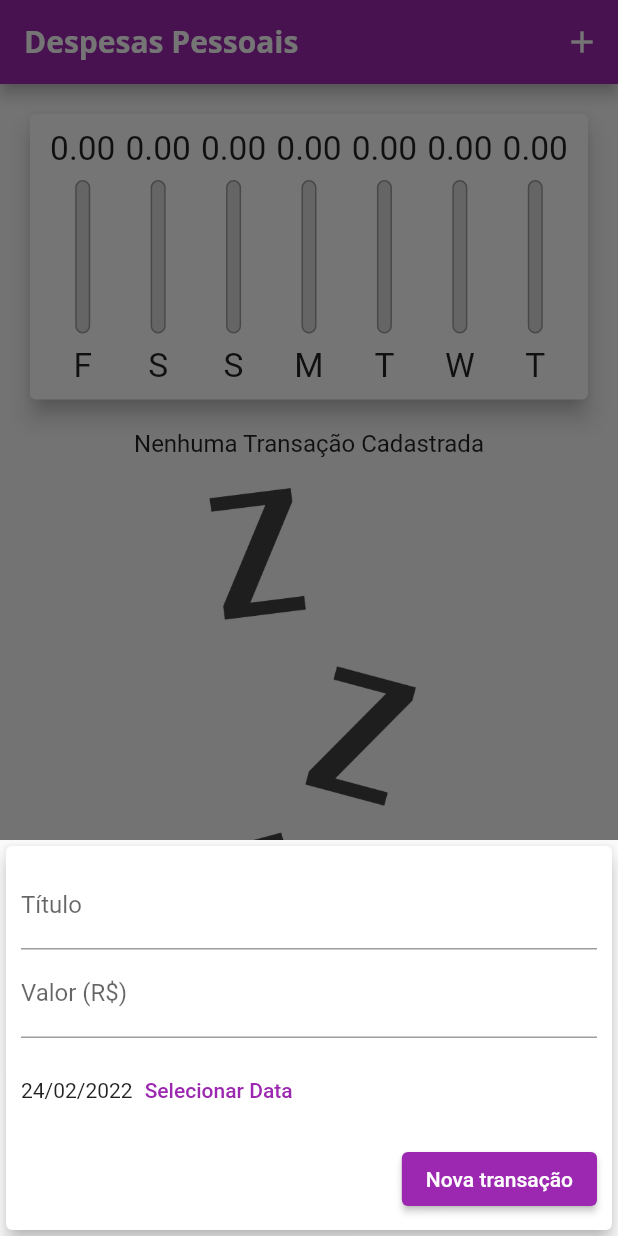
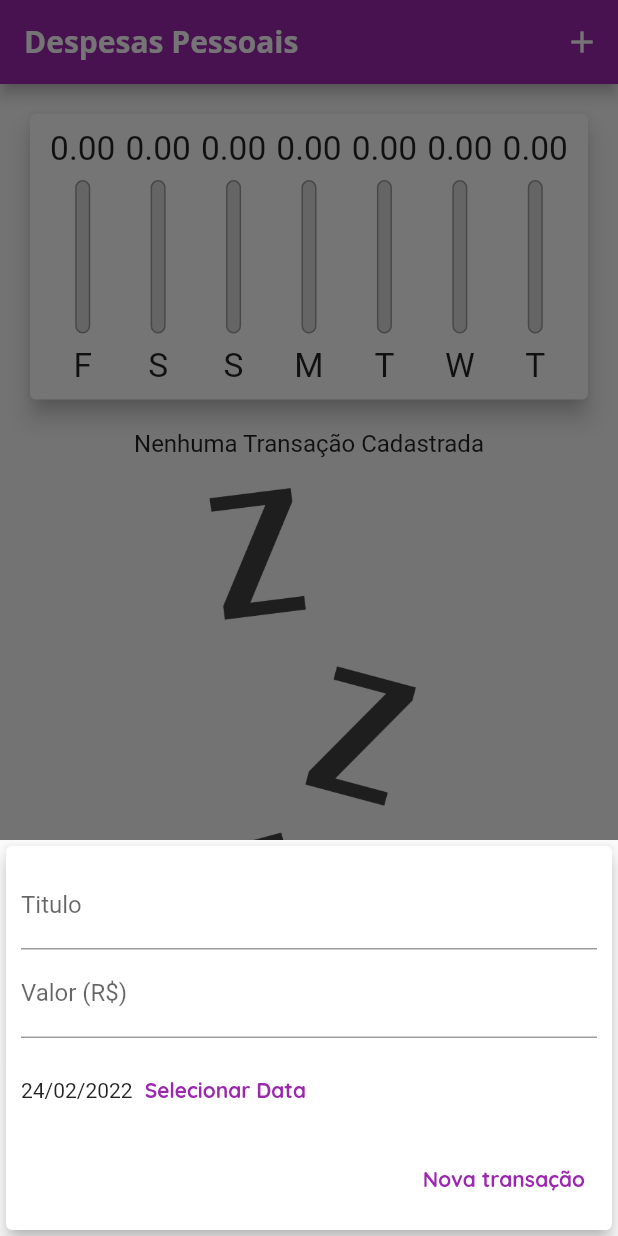
Before and after one commit to Jeaan2/expensesApp, a Flutter app: the screen it shows after launch, after a tap on the "add" icon, on a phone screen of 412 x 824 dp. Run offline on Flutter 3.47's test engine with Material 2 defaults, Android fonts, the phone set to English and light mode, and no system bars.

Commit message:
feat: adaptative components

```diff
--- /dev/null
+++ b/lib/components/adaptative_button.dart
@@ -0,0 +1,28 @@
+import 'package:flutter/cupertino.dart';
+import 'package:flutter/material.dart';
+import 'dart:io';
+
+class AdaptativeButton extends StatelessWidget {
+  final String label;
+  final Function() onPressed;
+
+  AdaptativeButton({
+    required this.label,
+    required this.onPressed,
+  });
+
+  @override
+  Widget build(BuildContext context) {
+    return Platform.isIOS
+        ? CupertinoButton(
+            child: Text(label),
+            onPressed: onPressed,
+            padding: const EdgeInsets.symmetric(
+              horizontal: 20,
+            ))
+        : TextButton(
+            child: Text(label),
+            onPressed: onPressed,
+          );
+  }
+}
--- /dev/null
+++ b/lib/components/adaptative_date_picker.dart
@@ -0,0 +1,58 @@
+import 'package:flutter/cupertino.dart';
+import 'package:flutter/material.dart';
+import 'dart:io';
+
+import 'package:intl/intl.dart';
+
+class AdaptativeDatePicker extends StatelessWidget {
+  final DateTime selectedDate;
+  final Function(DateTime) onDateChanged;
+
+  AdaptativeDatePicker({
+    required this.selectedDate,
+    required this.onDateChanged,
+  });
+
+  _showDatePicker(BuildContext context) {
+    showDatePicker(
+      context: context,
+      initialDate: DateTime.now(),
+      firstDate: DateTime(2020),
+      lastDate: DateTime.now(),
+    ).then((pickedDate) {
+      if (pickedDate == null) {
+        return;
+      }
+      onDateChanged(pickedDate);
+    });
+  }
+
+  @override
+  Widget build(BuildContext context) {
+    return Platform.isIOS
+        ? Container(
+            height: 180,
+            child: CupertinoDatePicker(
+              mode: CupertinoDatePickerMode.date,
+              initialDateTime: DateTime.now(),
+              minimumDate: DateTime(2019),
+              maximumDate: DateTime.now(),
+              onDateTimeChanged: onDateChanged,
+            ),
+          )
+        : Container(
+            height: 70,
+            child: Row(
+              children: [
+                Text(selectedDate == null
+                    ? 'Nenhuma data selecionada!'
+                    : DateFormat('dd/MM/y').format(selectedDate)),
+                TextButton(
+                  onPressed: () => _showDatePicker(context),
+                  child: const Text('Selecionar Data'),
+                )
+              ],
+            ),
+          );
+  }
+}
--- /dev/null
+++ b/lib/components/adaptative_text_field.dart
@@ -0,0 +1,42 @@
+import 'dart:io';
+import 'package:flutter/cupertino.dart';
+import 'package:flutter/material.dart';
+
+class AdaptativeTextField extends StatelessWidget {
+  final String label;
+  final TextEditingController controller;
+  final TextInputType keyboardType;
+  final Function(String) onSubmitted;
+
+  AdaptativeTextField({
+    required this.label,
+    required this.controller,
+    required this.keyboardType,
+    required this.onSubmitted,
+  });
+
+  @override
+  Widget build(BuildContext context) {
+    return Platform.isIOS
+        ? Padding(
+            padding: const EdgeInsets.only(bottom: 10),
+            child: CupertinoTextField(
+                padding: const EdgeInsets.symmetric(
+                  horizontal: 6,
+                  vertical: 12,
+                ),
+                controller: controller,
+                keyboardType: keyboardType,
+                onSubmitted: onSubmitted,
+                placeholder: label),
+          )
+        : TextField(
+            controller: controller,
+            keyboardType: keyboardType,
+            onSubmitted: onSubmitted,
+            decoration: InputDecoration(
+              labelText: label,
+            ),
+          );
+  }
+}
--- a/lib/components/transaction_form.dart
+++ b/lib/components/transaction_form.dart
@@ -1,5 +1,8 @@
 import 'package:flutter/material.dart';
 import 'package:intl/intl.dart';
+import 'adaptative_text_field.dart';
+import 'adaptative_button.dart';
+import 'adaptative_date_picker.dart';
 
 class TransactionForm extends StatefulWidget {
   final void Function(String, double, DateTime) onSubmit;
@@ -27,22 +30,6 @@ class _TransactionFormState extends State<TransactionForm> {
     widget.onSubmit(title, value, _selectedDate);
   }
 
-  _showDatePicker() {
-    showDatePicker(
-      context: context,
-      initialDate: DateTime.now(),
-      firstDate: DateTime(2020),
-      lastDate: DateTime.now(),
-    ).then((pickedDate) {
-      if (pickedDate == null) {
-        return;
-      }
-      setState(() {
-        _selectedDate = pickedDate;
-      });
-    });
-  }
-
   @override
   Widget build(BuildContext context) {
     return SingleChildScrollView(
@@ -56,41 +43,31 @@ class _TransactionFormState extends State<TransactionForm> {
               bottom: 10 + MediaQuery.of(context).viewInsets.bottom,
             ),
             child: Column(children: <Widget>[
-              TextField(
+              AdaptativeTextField(
                   controller: _titleController,
                   onSubmitted: (_) => _submitForm(),
-                  decoration: const InputDecoration(
-                    labelText: 'Título',
-                  )),
-              TextField(
+                  keyboardType: TextInputType.text,
+                  label: 'Titulo'),
+              AdaptativeTextField(
                 controller: _valueController,
                 keyboardType:
                     const TextInputType.numberWithOptions(decimal: true),
                 onSubmitted: (_) => _submitForm(),
-                decoration: const InputDecoration(
-                  labelText: 'Valor (R\$)',
-                ),
+                label: 'Valor (R\$)',
               ),
-              Container(
-                height: 70,
-                child: Row(
-                  children: [
-                    Text(_selectedDate == null
-                        ? 'Nenhuma data selecionada!'
-                        : DateFormat('dd/MM/y').format(_selectedDate)),
-                    TextButton(
-                      onPressed: _showDatePicker,
-                      child: const Text('Selecionar Data'),
-                    )
-                  ],
-                ),
-              ),
+              AdaptativeDatePicker(
+                  selectedDate: _selectedDate,
+                  onDateChanged: (newDate) {
+                    setState(() {
+                      _selectedDate = newDate;
+                    });
+                  }),
               Row(
                 mainAxisAlignment: MainAxisAlignment.end,
                 children: [
-                  ElevatedButton(
+                  AdaptativeButton(
+                    label: 'Nova transação',
                     onPressed: _submitForm,
-                    child: const Text('Nova transação'),
                   ),
                 ],
               )
--- a/lib/main.dart
+++ b/lib/main.dart
@@ -1,16 +1,18 @@
+import 'dart:math';
 import 'dart:io';
-import 'dart:math';
-import 'package:expenses/components/chart.dart';
-import 'package:expenses/components/transaction_list.dart';
-import 'package:expenses/models/transaction.dart';
+
+import 'package:expenses/components/transaction_form.dart';
+import 'package:flutter/cupertino.dart';
 import 'package:flutter/material.dart';
-import 'package:expenses/components/transaction_form.dart';
+
+import 'components/transaction_form.dart';
+import 'components/transaction_list.dart';
+import 'components/chart.dart';
+import 'models/transaction.dart';
 
 main() => runApp(ExpensesApp());
 
 class ExpensesApp extends StatelessWidget {
-  const ExpensesApp({Key? key}) : super(key: key);
-
   @override
   Widget build(BuildContext context) {
     return MaterialApp(
@@ -23,6 +25,10 @@ class ExpensesApp extends StatelessWidget {
               headline6: TextStyle(
                 fontFamily: 'OpenSans',
                 fontSize: 18,
+                fontWeight: FontWeight.bold,
+              ),
+              button: TextStyle(
+                color: Colors.white,
                 fontWeight: FontWeight.bold,
               ),
             ),
@@ -42,7 +48,7 @@ class ExpensesApp extends StatelessWidget {
 
 class MyHomePage extends StatefulWidget {
   @override
-  State<MyHomePage> createState() => _MyHomePageState();
+  _MyHomePageState createState() => _MyHomePageState();
 }
 
 class _MyHomePageState extends State<MyHomePage> {
@@ -51,13 +57,9 @@ class _MyHomePageState extends State<MyHomePage> {
 
   List<Transaction> get _recentTransactions {
     return _transactions.where((tr) {
-      return tr.date.isAfter(
-        DateTime.now().subtract(
-          const Duration(
-            days: 7,
-          ),
-        ),
-      );
+      return tr.date.isAfter(DateTime.now().subtract(
+        Duration(days: 7),
+      ));
     }).toList();
   }
 
@@ -66,7 +68,7 @@ class _MyHomePageState extends State<MyHomePage> {
       id: Random().nextDouble().toString(),
       title: title,
       value: value,
-      date: DateTime.now(),
+      date: date,
     );
 
     setState(() {
@@ -76,7 +78,7 @@ class _MyHomePageState extends State<MyHomePage> {
     Navigator.of(context).pop();
   }
 
-  _removeTransaction(String id) {
+  _deleteTransaction(String id) {
     setState(() {
       _transactions.removeWhere((tr) => tr.id == id);
     });
@@ -87,7 +89,14 @@ class _MyHomePageState extends State<MyHomePage> {
       context: context,
       builder: (_) {
         return TransactionForm(_addTransaction);
-        });
+      },
+    );
+  }
+
+  Widget _getIconButton(IconData icon, Function() fn) {
+    return Platform.isIOS
+        ? GestureDetector(onTap: fn, child: Icon(icon))
+        : IconButton(icon: Icon(icon), onPressed: fn);
   }
 
   @override
@@ -95,37 +104,44 @@ class _MyHomePageState extends State<MyHomePage> {
     final mediaQuery = MediaQuery.of(context);
     bool isLandscape = mediaQuery.orientation == Orientation.landscape;
 
-    final appBar = AppBar(
-        title: const Text(
-          'Despesas Pessoais',
-        ),
-        actions: [
+    final iconList = Platform.isIOS ? CupertinoIcons.refresh : Icons.list;
+    final chartList =
+        Platform.isIOS ? CupertinoIcons.refresh : Icons.show_chart;
+
+    final actions = <Widget>[
       if (isLandscape)
-            IconButton(
-                onPressed: () {
+        _getIconButton(
+          _showChart ? iconList : chartList,
+          () {
             setState(() {
               _showChart = !_showChart;
             });
           },
-                icon: Icon(_showChart ? Icons.list : Icons.show_chart)),
-          IconButton(
-              onPressed: () => _openTransactionFormModal(context),
-              icon: const Icon(Icons.add)),
-        ]);
+        ),
+      _getIconButton(
+        Platform.isIOS ? CupertinoIcons.add : Icons.add,
+        () => _openTransactionFormModal(context),
+      ),
+    ];
+
+    final PreferredSizeWidget appBar = AppBar(
+      title: Text('Despesas Pessoais'),
+      actions: actions,
+    );
+
     final availableHeight = mediaQuery.size.height -
         appBar.preferredSize.height -
         mediaQuery.padding.top;
 
-    return Scaffold(
-      appBar: appBar,
-      body: SingleChildScrollView(
+    final bodyPage = SafeArea(
+        child: SingleChildScrollView(
       child: Column(
         crossAxisAlignment: CrossAxisAlignment.stretch,
         children: <Widget>[
           // if (isLandscape)
           //   Row(
           //     mainAxisAlignment: MainAxisAlignment.center,
-            //     children: [
+          //     children: <Widget>[
           //       Text('Exibir Gráfico'),
           //       Switch.adaptive(
           //         activeColor: Theme.of(context).accentColor,
@@ -146,18 +162,34 @@ class _MyHomePageState extends State<MyHomePage> {
           if (!_showChart || !isLandscape)
             Container(
               height: availableHeight * (isLandscape ? 1 : 0.7),
-                child: TransactionList(_transactions, _removeTransaction),
+              child: TransactionList(_transactions, _deleteTransaction),
             ),
         ],
       ),
+    ));
+
+    return Platform.isIOS
+        ? CupertinoPageScaffold(
+            navigationBar: CupertinoNavigationBar(
+              middle: Text('Despesas Pessoais'),
+              trailing: Row(
+                mainAxisSize: MainAxisSize.min,
+                children: actions,
               ),
+            ),
+            child: bodyPage,
+          )
+        : Scaffold(
+            appBar: appBar,
+            body: bodyPage,
             floatingActionButton: Platform.isIOS
                 ? Container()
                 : FloatingActionButton(
                     child: Icon(Icons.add),
                     onPressed: () => _openTransactionFormModal(context),
                   ),
-      floatingActionButtonLocation: FloatingActionButtonLocation.centerFloat,
+            floatingActionButtonLocation:
+                FloatingActionButtonLocation.centerFloat,
           );
   }
 }
```
Lines whose indentation alone changed are shown as unchanged.
